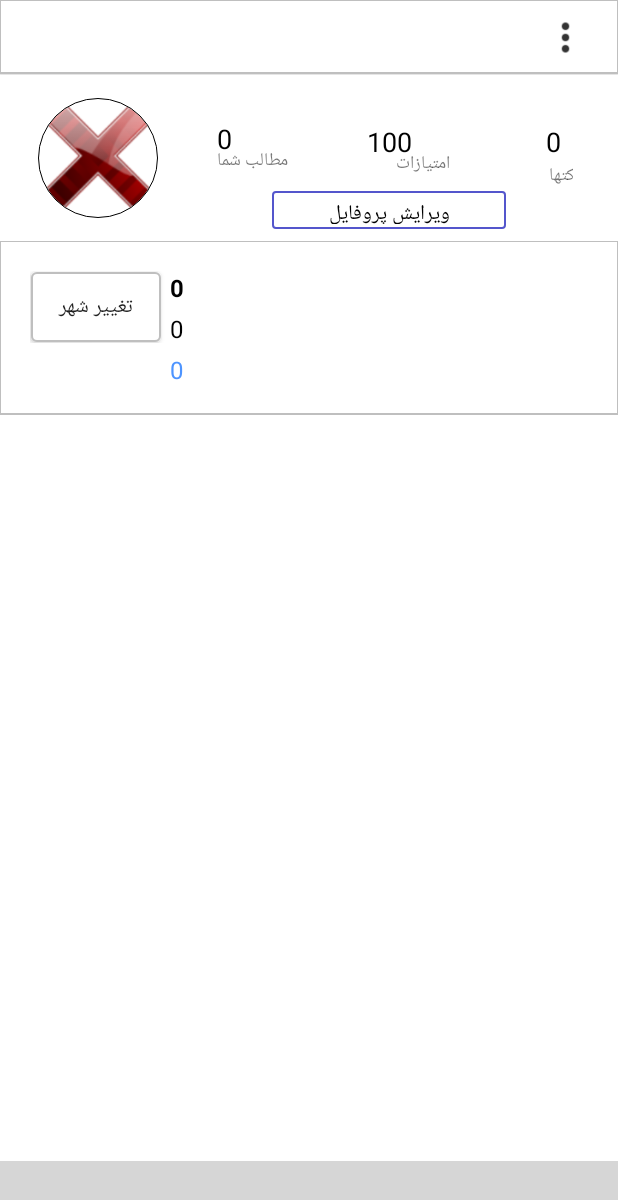
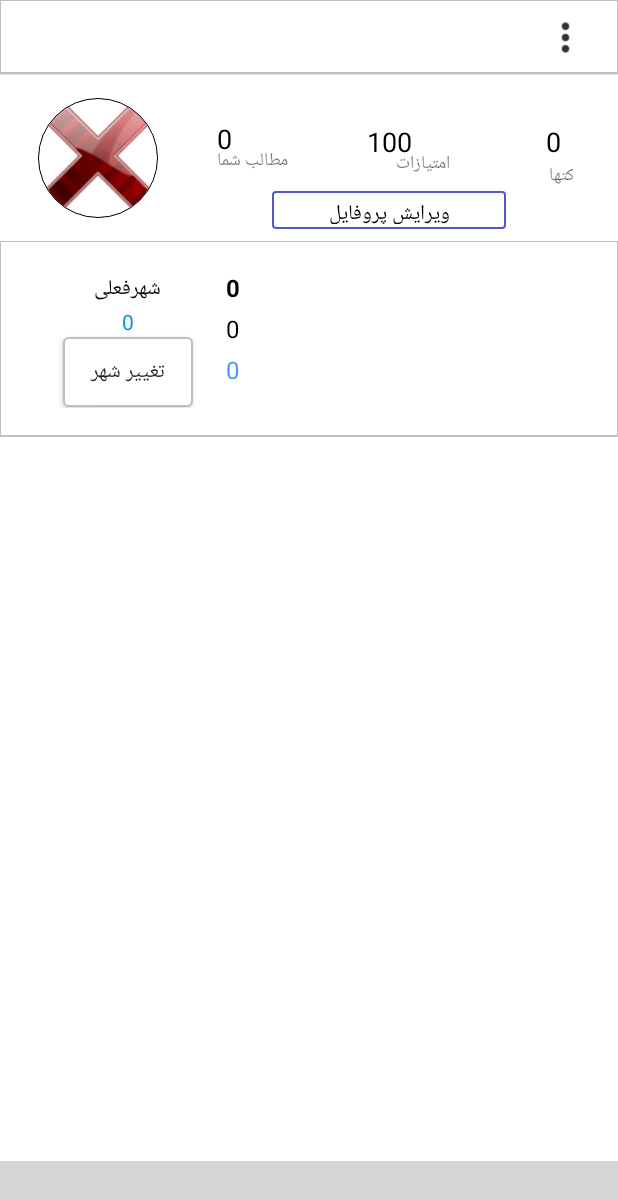
Before and after one commit to hhashem5/instacity, an Android app: the ProfileActivity screen opened directly, with no data from a screen before it, on a phone screen of 412 x 824 dp. Shown: the top 1200 px of the screen. Run offline under Robolectric (Android 15) with nearby library versions, the phone set to English and light mode, and no system bars; our stand-ins replace CircleImageView, Volley; libraries missing offline, so code that uses them is left out: com.ittianyu.bottomnavigationviewex; plain views replace BottomNavigationViewEx; network calls fail; 7 statements that could not run were skipped; grey boxes are pictures that could not be loaded.

Commit message:
change city activity applied

```diff
--- a/app/src/main/java/com/idpz/instacity/Home/LoginActivity.java
+++ b/app/src/main/java/com/idpz/instacity/Home/LoginActivity.java
@@ -51,7 +51,7 @@ public class LoginActivity extends AppCompatActivity {
     private static final String TAG = "Login activity";
     String requrl="";
     TextView txtInfo;
-    String mob="",pas="",server="";
+    String mob="",pas="",server="",ctName;
     Boolean areaFlag=false,connected=false;
 
     ArrayList<Area>areaArrayList=new ArrayList<>();
@@ -106,6 +106,7 @@ public class LoginActivity extends AppCompatActivity {
             @Override
             public void onItemSelected(AdapterView<?> parent, View view, int position, long id) {
                 server=areaArrayList.get(position).getServer();
+                ctName=areaArrayList.get(position).getAfname();
 //                Toast.makeText(LoginActivity.this, "select:"+position+" "+server, Toast.LENGTH_SHORT).show();
             }
 
@@ -339,6 +340,7 @@ public class LoginActivity extends AppCompatActivity {
                                 SP2.putString("lat", lat);
                                 SP2.putString("lng", lng);
                                 SP2.putString("server", server);
+                                SP2.putString("ctname", ctName);
                                 SP2.putString("birth", birth);
                                 SP2.putString("gen", gender);
                                 SP2.putString("fav", fav);
@@ -430,7 +432,7 @@ public class LoginActivity extends AppCompatActivity {
                                         .simple_spinner_dropdown_item);
                                 spCity.setAdapter(spinnerArrayAdapter);
                             server=areaArrayList.get(0).getServer();
-
+                            ctName=areaArrayList.get(0).getAfname();
 
 
 
--- a/app/src/main/java/com/idpz/instacity/Home/SignupActivity.java
+++ b/app/src/main/java/com/idpz/instacity/Home/SignupActivity.java
@@ -42,7 +42,7 @@ public class SignupActivity extends AppCompatActivity {
     EditText txtName,txtMobile,txtPass;
     RadioButton rbMard;
     Button btnReg,btnSignIn;
-    String myname,melli,mob,sal,pass,gender;
+    String myname,melli,mob,sal,pass,gender,ctName;
     TextView txtmsg;
     String REGISTER_URL="",server="";
     Boolean kansel=false;
@@ -80,6 +80,7 @@ public class SignupActivity extends AppCompatActivity {
             @Override
             public void onItemSelected(AdapterView<?> parent, View view, int position, long id) {
                 server=areaArrayList.get(position).getServer();
+                ctName=areaArrayList.get(position).getAfname();
 //                Toast.makeText(SignupActivity.this, "select:"+position+" "+server, Toast.LENGTH_SHORT).show();
             }
 
@@ -208,6 +209,7 @@ public class SignupActivity extends AppCompatActivity {
                         SP2.putString("server", server);
                         SP2.putString("numPosts", "0");
                         SP2.putString("gen", gender);
+                        SP2.putString("ctname", ctName);
                         SP2.apply();
                         Intent intent=new Intent(SignupActivity.this,HomeActivity.class);
                         startActivity(intent);
@@ -265,7 +267,6 @@ public class SignupActivity extends AppCompatActivity {
                             areaFlag=true;
                             JSONObject jsonObject=jsonArray.getJSONObject(0);
 
-                            String all="";
                             for (int i=jsonArray.length();i>0;i--) {
                                 jsonObject = jsonArray.getJSONObject(i-1);
                                 float myDistance=0;
@@ -290,6 +291,7 @@ public class SignupActivity extends AppCompatActivity {
                                     .simple_spinner_dropdown_item);
                             spCity.setAdapter(spinnerArrayAdapter);
                             server=areaArrayList.get(0).getServer();
+                            ctName=areaArrayList.get(0).getAfname();
                             REGISTER_URL=server+"/i/profile.php";
 
 
--- a/app/src/main/java/com/idpz/instacity/Profile/ProfileActivity.java
+++ b/app/src/main/java/com/idpz/instacity/Profile/ProfileActivity.java
@@ -54,7 +54,7 @@ import de.hdodenhof.circleimageview.CircleImageView;
 public class ProfileActivity extends AppCompatActivity {
 
     private static final String TAG = "ProfileActivity";
-    String fullServer = "";
+    String fullServer = "",ctName;
     private static final int ACTIVITY_NUM = 4;
     ArrayList<Post> dataModels;
 
@@ -71,7 +71,7 @@ public class ProfileActivity extends AppCompatActivity {
     private FrameLayout mFrameLayout;
     private RelativeLayout mRelativeLayout;
     GridView grid;
-    TextView txtNumPosts,txtbonus,txtDisplayName,txtDescription,txtMobile,txtEditPrifile,txtTabUserName,txtMosharekat;
+    TextView txtNumPosts,txtbonus,txtDisplayName,txtDescription,txtMobile,txtEditPrifile,txtTabUserName,txtMosharekat,txtCurCt;
     ImageView imgPostMenu;
     String mob="0",profileImgUrl="", REG_USER_LAT ="";
     private DisplayImageOptions options;
@@ -91,6 +91,7 @@ public class ProfileActivity extends AppCompatActivity {
         SharedPreferences SP1;
         SP1 = PreferenceManager.getDefaultSharedPreferences(getBaseContext());
         server=SP1.getString("server", "0");
+        ctName=SP1.getString("ctname", "0");
         fullServer = server+"/i/socialgal.php";
 
         mViewPager = (ViewPager) findViewById(R.id.viewpager_container);
@@ -104,11 +105,13 @@ public class ProfileActivity extends AppCompatActivity {
         txtDescription=(TextView)findViewById(R.id.txtDescription);
         txtMosharekat=(TextView)findViewById(R.id.txtMosharekat);
         txtMobile=(TextView)findViewById(R.id.website);
+        txtCurCt=(TextView)findViewById(R.id.txtCurrentCTProfile);
         txtEditPrifile=(TextView)findViewById(R.id.textEditProfile);
         txtTabUserName=(TextView)findViewById(R.id.txtTabUsername);
         imgPostMenu=(ImageView)findViewById(R.id.imgProfileMenu);
         btnChangeCT=(Button) findViewById(R.id.btnChangeCTPofile);
 
+        txtCurCt.setText(ctName);
 
         btnChangeCT.setOnClickListener(new View.OnClickListener() {
             @Override
--- a/app/src/main/res/layout/layout_center_profile.xml
+++ b/app/src/main/res/layout/layout_center_profile.xml
@@ -68,22 +68,37 @@
                 android:layout_height="wrap_content">
 
                 <LinearLayout
-                    android:layout_weight="75"
+                    android:layout_weight="65"
                     android:layout_width="match_parent"
                     android:orientation="vertical"
+                    android:layout_gravity="center"
                     android:layout_height="wrap_content">
+                    <TextView
+                        android:text="شهرفعلی"
+                        android:layout_width="wrap_content"
+                        android:textColor="@color/black"
+                        android:layout_gravity="center"
+                        android:layout_height="wrap_content" />
+                    <TextView
+                        android:id="@+id/txtCurrentCTProfile"
+                        android:text=""
+                        android:layout_width="wrap_content"
+                        android:textColor="@color/darkblue"
+                        android:layout_gravity="center"
+                        android:layout_height="wrap_content" />
                     <Button
                         android:id="@+id/btnChangeCTPofile"
                         android:text="تغییر شهر"
                         android:background="@drawable/white_gray_border_bottom"
                         android:layout_width="wrap_content"
+                        android:layout_gravity="center"
                         android:layout_height="wrap_content" />
                 </LinearLayout>
 
                     <LinearLayout
                         android:layout_width="match_parent"
                         android:layout_height="wrap_content"
-                        android:layout_weight="25"
+                        android:layout_weight="35"
                         android:orientation="vertical"
                         >
 
--- a/app/src/main/res/xml/setting.xml
+++ b/app/src/main/res/xml/setting.xml
@@ -123,7 +123,11 @@
         android:title="شهر"
         android:summary="شهر"
         />
-
+    <EditTextPreference
+        android:key="ctname"
+        android:title="نام شهر"
+        android:summary="نام شهر"
+        />
         <EditTextPreference
             android:key="numPosts"
             android:title="فاصله خودرو"
```
Also changed, not shown: app/src/main/java/com/idpz/instacity/Home/HomeActivity.java (+9 -7 lines), app/src/main/java/com/idpz/instacity/Profile/ChangeCityActivity.java (+31 -16 lines).
